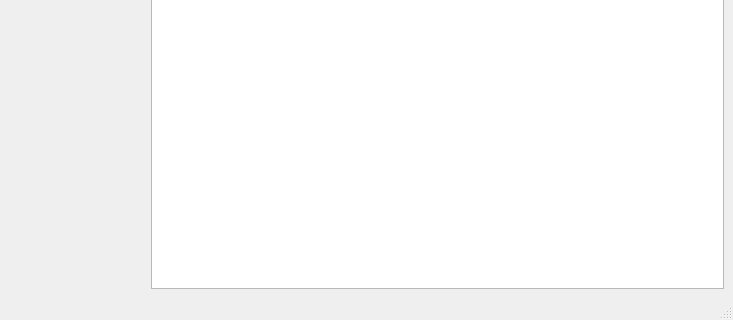
Before: the Qt Designer form src/designer/MainWindow.ui in enlighteningCrow/MatCal, drawn with Qt 5; both pictures show x 547 to 1280 and y 400 to 720 of the 1280 by 720 pixel window.
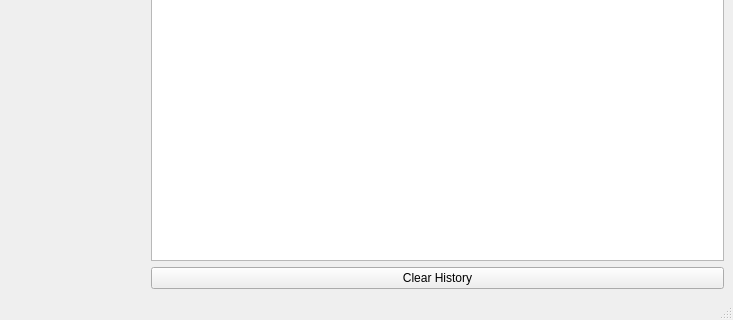
After: the same form once the commit is applied. The open tabs and pages were chosen to show the change. Custom widgets are drawn as their Qt base class.

Commit message: Finished the states feature for the equationsolver

Patch:
```diff
--- a/src/designer/MainWindow.ui
+++ b/src/designer/MainWindow.ui
@@ -23,7 +23,7 @@
    <string notr="true"/>
   </property>
   <widget class="QWidget" name="centralwidget">
-   <layout class="QVBoxLayout" name="verticalLayout">
+   <layout class="QVBoxLayout" name="verticalLayout_2">
     <item>
      <widget class="QSplitter" name="splitter">
       <property name="orientation">
@@ -50,7 +50,20 @@
        </widget>
       </widget>
       <widget class="SearchListView" name="listView" native="true"/>
-      <widget class="QListView" name="listView_2"/>
+      <widget class="QWidget" name="">
+       <layout class="QVBoxLayout" name="verticalLayout">
+        <item>
+         <widget class="QListView" name="StatesList"/>
+        </item>
+        <item>
+         <widget class="QPushButton" name="pushButton">
+          <property name="text">
+           <string>Clear History</string>
+          </property>
+         </widget>
+        </item>
+       </layout>
+      </widget>
      </widget>
     </item>
    </layout>
```
Left out of the diff: 23 changed lines with no effect on the pictures. The commit also changes 21 other files.
